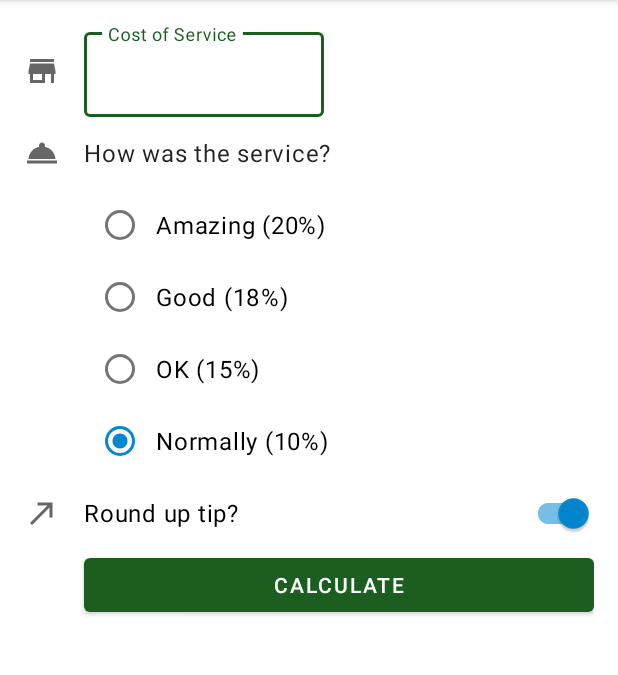
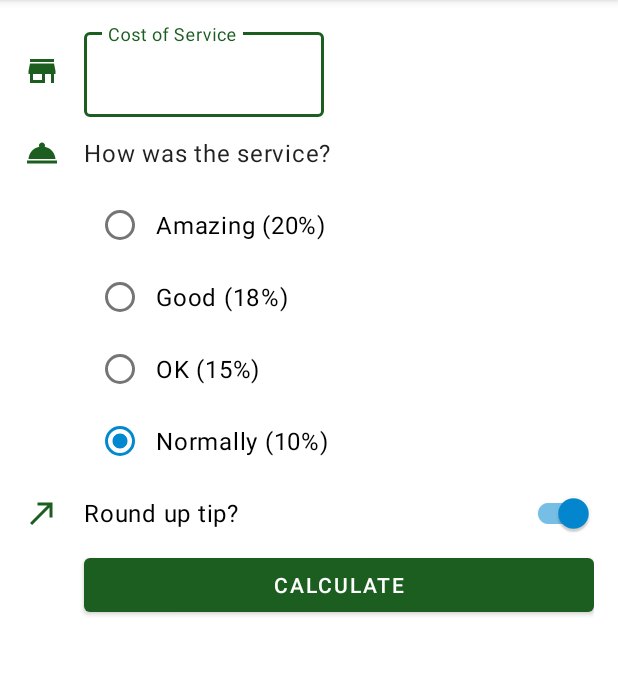
Before and after one commit to Andres-Martinez-Gutierrez/CalculadoraDePropinas, an Android app: the screen it shows after launch (MainActivity), on a phone screen of 412 x 824 dp, the part 84-759 px from its top. Run offline under Robolectric (Android 15) with nearby library versions, the phone set to English and light mode, and no system bars; 4 statements that could not run were skipped.

Commit message:
Treceavo commite
Se implemento una funcion  handleKeyEvent para que al escuchar el enter se escondiera el teclado, tambien se cambio el color de los iconos de la app y por ultimo se agrego un ScrollView para mejorar la vision de la app a la hora de girar el celular

```diff
--- a/app/src/main/res/drawable/ic_round_up.xml
+++ b/app/src/main/res/drawable/ic_round_up.xml
@@ -3,7 +3,7 @@
     android:height="24dp"
     android:viewportWidth="24"
     android:viewportHeight="24"
-    android:tint="?attr/colorControlNormal">
+    android:tint="?attr/colorPrimary">
   <path
       android:fillColor="@android:color/white"
       android:pathData="M9,5v2h6.59L4,18.59 5.41,20 17,8.41V15h2V5z"/>
--- a/app/src/main/res/drawable/ic_service.xml
+++ b/app/src/main/res/drawable/ic_service.xml
@@ -3,7 +3,7 @@
     android:height="24dp"
     android:viewportWidth="24"
     android:viewportHeight="24"
-    android:tint="?attr/colorControlNormal">
+    android:tint="?attr/colorPrimary">
   <path
       android:fillColor="@android:color/white"
       android:pathData="M2,17h20v2L2,19zM13.84,7.79c0.1,-0.24 0.16,-0.51 0.16,-0.79 0,-1.1 -0.9,-2 -2,-2s-2,0.9 -2,2c0,0.28 0.06,0.55 0.16,0.79C6.25,8.6 3.27,11.93 3,16h18c-0.27,-4.07 -3.25,-7.4 -7.16,-8.21z"/>
--- a/app/src/main/res/drawable/ic_store.xml
+++ b/app/src/main/res/drawable/ic_store.xml
@@ -3,7 +3,7 @@
     android:height="24dp"
     android:viewportWidth="24"
     android:viewportHeight="24"
-    android:tint="?attr/colorControlNormal">
+    android:tint="?attr/colorPrimary">
   <path
       android:fillColor="@android:color/white"
       android:pathData="M20,4L4,4v2h16L20,4zM21,14v-2l-1,-5L4,7l-1,5v2h1v6h10v-6h4v6h2v-6h1zM12,18L6,18v-4h6v4z"/>
--- a/app/src/main/res/layout/activity_main.xml
+++ b/app/src/main/res/layout/activity_main.xml
@@ -1,4 +1,11 @@
 <?xml version="1.0" encoding="utf-8"?>
+<ScrollView
+    xmlns:android="http://schemas.android.com/apk/res/android"
+    xmlns:app="http://schemas.android.com/apk/res-auto"
+    xmlns:tools="http://schemas.android.com/tools"
+    android:layout_height="match_parent"
+    android:layout_width="match_parent">
+
 <androidx.constraintlayout.widget.ConstraintLayout xmlns:android="http://schemas.android.com/apk/res/android"
     xmlns:app="http://schemas.android.com/apk/res-auto"
     xmlns:tools="http://schemas.android.com/tools"
@@ -133,3 +140,4 @@
 
 
 </androidx.constraintlayout.widget.ConstraintLayout>
+</ScrollView>
```
Also changed, not shown: app/src/main/java/com/example/tiptime/MainActivity.kt (+15 -0 lines).
